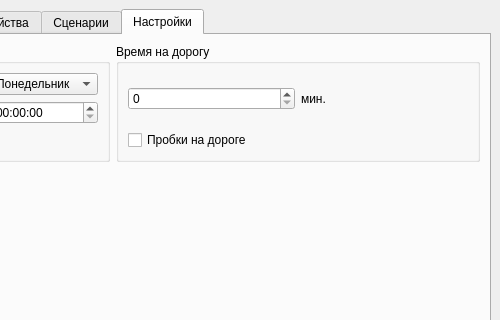
Above: mainwindow.ui from MrFireDeN/SmartHome before the change; both pictures show x 250 to 750 and y 0 to 320 of the 750 by 645 pixel window. Below: the same form after it.
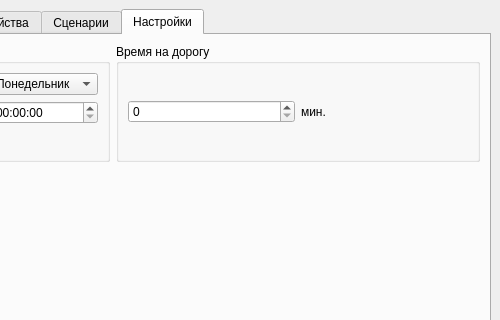
That is the form after the change.

Patch:
```diff
--- a/mainwindow.ui
+++ b/mainwindow.ui
@@ -772,13 +772,6 @@
                  </item>
                 </layout>
                </item>
-               <item>
-                <widget class="QCheckBox" name="checkBox">
-                 <property name="text">
-                  <string>Пробки на дороге</string>
-                 </property>
-                </widget>
-               </item>
               </layout>
              </widget>
             </item>
```
